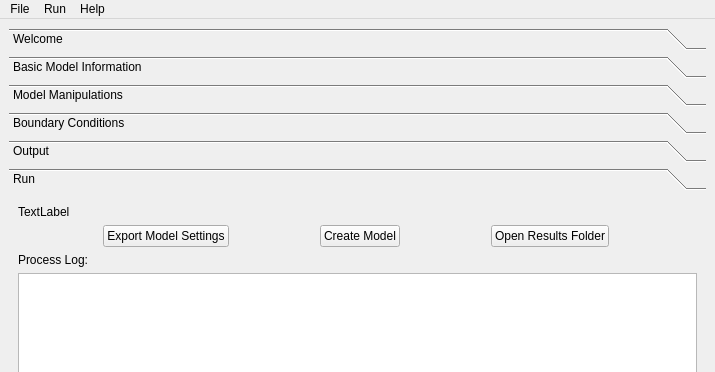
This is gui/main_window.ui in mkhoshbin1/vcams as Qt 5 draws it before an edit; both pictures show x 0 to 715 and y 0 to 372 of the 715 by 760 pixel window. The edited form follows.
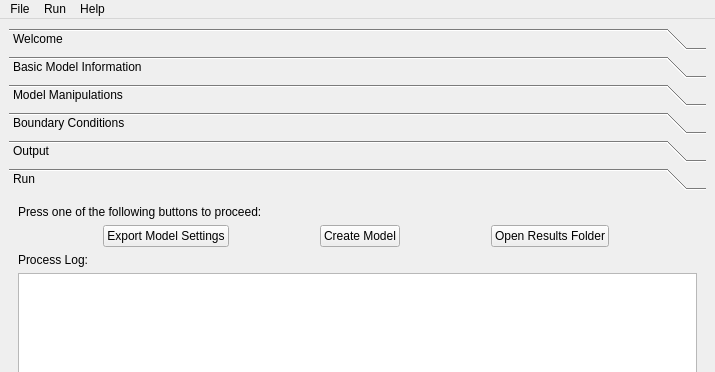
This is the edited form. The open tabs and pages were chosen to show the change. Custom widgets are drawn as their Qt base class.

Commit message: - fixed bug in import/export when user closed the window.

Patch:
```diff
--- a/gui/main_window.ui
+++ b/gui/main_window.ui
@@ -986,7 +986,7 @@
         <item>
          <widget class="QLabel" name="run_label">
           <property name="text">
-           <string>TextLabel</string>
+           <string>Press one of the following buttons to proceed:</string>
           </property>
          </widget>
         </item>
```
Left out of the diff: 2 changed lines with no effect on the pictures. The commit also changes 1 other file.
